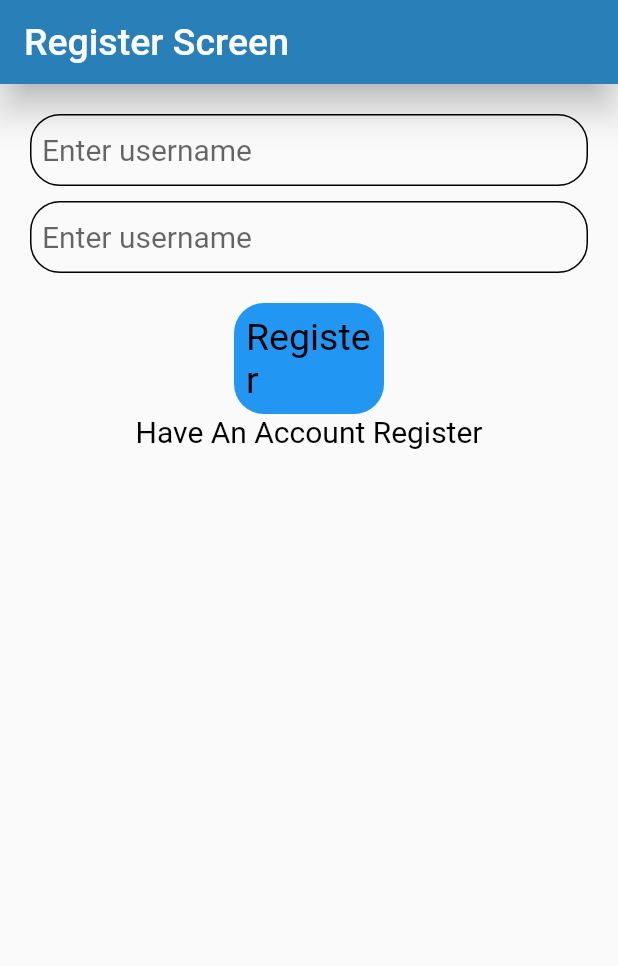
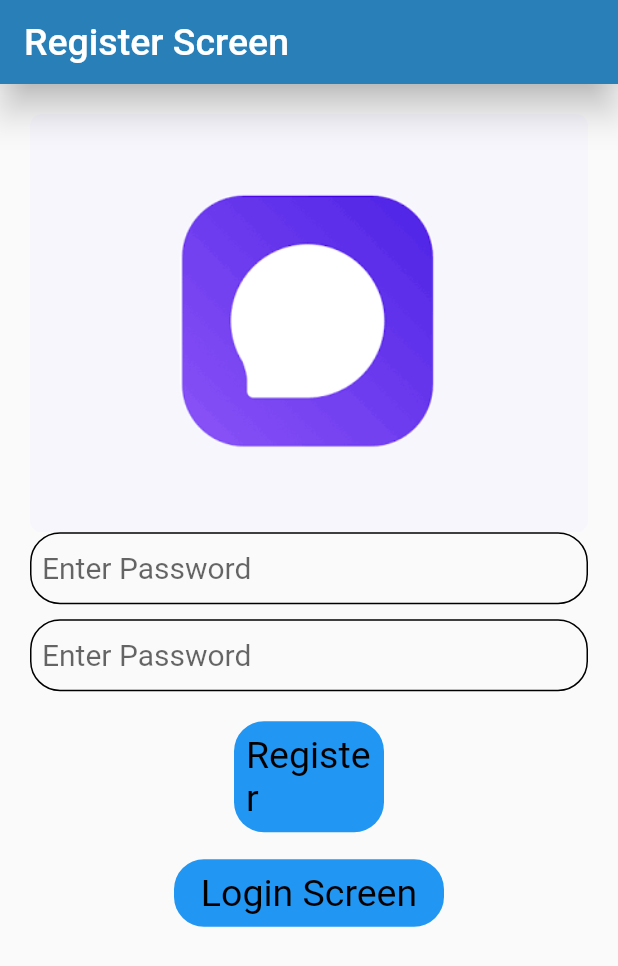
Before and after one commit to Atuldubey98/InstaAP, a Flutter app: the screen it shows after launch, after a tap on an icon or button, on a phone screen of 412 x 824 dp. Shown: the top 966 px of the screen. Run offline on Flutter 3.47's test engine with Material 2 defaults, Android fonts, the phone set to English and light mode, and no system bars; our stand-ins replace shared_preferences; missing offline and left inert: flutter_socket_io; accounts and stored records are empty; network calls fail.

Commit message:
commit on 'master'

```diff
--- a/lib/chatprovider/createchat.dart
+++ b/lib/chatprovider/createchat.dart
@@ -8,6 +8,7 @@ import 'package:instaAP/utility/utils.dart';
 
 class CreateChat {
   String chatid;
+
   Future createChatID(String chatid) async {
     final response = await http.post(
       Utils.url + Utils.chatiditem,
--- a/lib/main.dart
+++ b/lib/main.dart
@@ -62,7 +62,7 @@ class _MyAppState extends State<MyApp> {
                   children: <Widget>[
                     ClipRRect(
                       borderRadius: BorderRadius.circular(8),
-                      child: Image.asset(name),
+                      child: Image.asset("assets/images/images.png"),
                     ),
                     Center(
                       child: CircularProgressIndicator(),
--- a/lib/screens/chatScreen.dart
+++ b/lib/screens/chatScreen.dart
@@ -20,6 +20,7 @@ class ChatScreen extends StatefulWidget {
 
 class _ChatScreenState extends State<ChatScreen> {
   ScrollController _scrollController;
+
   TextEditingController _messageController = new TextEditingController();
   Stream _stream;
   final StreamController _streamController = new StreamController();
@@ -43,6 +44,7 @@ class _ChatScreenState extends State<ChatScreen> {
   void initState() {
     _scrollController = ScrollController();
     _stream = _streamController.stream;
+
     getChatlist(widget.chatid);
 
     super.initState();
@@ -52,6 +54,7 @@ class _ChatScreenState extends State<ChatScreen> {
   void dispose() {
     socketIO.unSubscribesAll();
     _messageController.dispose();
+    _streamController.close();
     super.dispose();
   }
 
@@ -74,6 +77,8 @@ class _ChatScreenState extends State<ChatScreen> {
             builder: (context, dataSnap) {
               if (dataSnap.hasData) {
                 return ListView.builder(
+                  shrinkWrap: true,
+                  controller: _scrollController,
                   itemBuilder: (context, index) {
                     print(dataSnap.data[index].sentBy);
                     return MessageList(
@@ -100,11 +105,11 @@ class _ChatScreenState extends State<ChatScreen> {
           Container(
             alignment: Alignment.bottomCenter,
             child: Container(
-              padding: EdgeInsets.symmetric(horizontal: 24, vertical: 16),
+              padding: EdgeInsets.symmetric(horizontal: 16, vertical: 3),
               decoration: BoxDecoration(
                   color: Color.fromRGBO(41, 128, 185, 1),
                   borderRadius:
-                      BorderRadius.vertical(top: Radius.circular(30))),
+                      BorderRadius.vertical(top: Radius.circular(20))),
               child: Row(
                 children: [
                   Expanded(
--- a/lib/screens/chatrooms.dart
+++ b/lib/screens/chatrooms.dart
@@ -10,8 +10,10 @@ import 'package:instaAP/models/userData.dart';
 import 'package:instaAP/screens/friendsItem.dart';
 import 'package:instaAP/screens/loginscreen.dart';
 import 'package:instaAP/utility/utils.dart';
+import 'package:instaAP/widgets/simplewidgets.dart';
 
 class ChatRooms extends StatefulWidget {
+  ChatRooms();
   @override
   _ChatRoomsState createState() => _ChatRoomsState();
 }
@@ -71,7 +73,7 @@ class _ChatRoomsState extends State<ChatRooms> {
         ],
       ),
       body: Container(
-        child: StreamBuilder(
+        child: StreamBuilder<List<String>>(
             stream: getChatlist,
             builder: (context, snapshot) {
               if (snapshot.hasData) {
@@ -92,8 +94,10 @@ class _ChatRoomsState extends State<ChatRooms> {
               }
               if (snapshot.connectionState == ConnectionState.waiting) {
                 return Center(
-                  child: CircularProgressIndicator(),
-                );
+                    child: Text(
+                  "Loading....",
+                  style: simpletextStyle(),
+                ));
               }
               return Center(
                 child: Text("No Chat"),
--- a/lib/screens/loginscreen.dart
+++ b/lib/screens/loginscreen.dart
@@ -16,7 +16,7 @@ class _AuthenticateScreenState extends State<AuthenticateScreen> {
   AuthenticateME _authenticateME = new AuthenticateME();
   TextEditingController usernameController = new TextEditingController();
   TextEditingController passController = new TextEditingController();
-  bool _isLoading = false;
+  bool isLoading = false;
   @override
   void initState() {
     _authenticateME.checkServerConnection().then((value) {
@@ -39,9 +39,6 @@ class _AuthenticateScreenState extends State<AuthenticateScreen> {
 
   logintoServer(String username, String password) {
     _authenticateME.loginME(username, password).then((value) async {
-      setState(() {
-        _isLoading = true;
-      });
       final prefs = await SharedPreferences.getInstance();
       if (value == true) {
         Useritemdata.isauth = value;
@@ -54,7 +51,7 @@ class _AuthenticateScreenState extends State<AuthenticateScreen> {
           MaterialPageRoute(
             builder: (context) => ChatRooms(),
           ),
-        ).then((_) => {_isLoading = false});
+        );
       } else {
         showDialog(
           context: context,
@@ -62,11 +59,14 @@ class _AuthenticateScreenState extends State<AuthenticateScreen> {
         );
         print("Wrong Credentials");
       }
-    }).then((_) {
-      setState(() {
-        _isLoading = false;
-      });
     });
+  }
+
+  @override
+  void dispose() {
+    usernameController.dispose();
+    passController.dispose();
+    super.dispose();
   }
 
   @override
@@ -91,6 +91,7 @@ class _AuthenticateScreenState extends State<AuthenticateScreen> {
                   ),
                   decoration: InputDecoration(
                     contentPadding: EdgeInsets.all(8),
+                    border: InputBorder.none,
                     hintText: "Enter username",
                     hintStyle: TextStyle(fontSize: 20),
                     enabledBorder: OutlineInputBorder(
@@ -127,14 +128,10 @@ class _AuthenticateScreenState extends State<AuthenticateScreen> {
                       color: Colors.blue,
                       borderRadius: BorderRadius.circular(20),
                     ),
-                    child: _isLoading
-                        ? CircularProgressIndicator(
-                            backgroundColor: Colors.white,
-                          )
-                        : Text(
-                            'Login',
-                            style: TextStyle(fontSize: 25),
-                          ),
+                    child: Text(
+                      'Login',
+                      style: TextStyle(fontSize: 25),
+                    ),
                   ),
                 ),
                 SizedBox(
--- a/lib/screens/registerScreen.dart
+++ b/lib/screens/registerScreen.dart
@@ -3,18 +3,21 @@ import 'package:flutter/material.dart';
 import 'package:instaAP/dataprovider/authenticateME.dart';
 import 'package:instaAP/screens/loginscreen.dart';
 import 'package:instaAP/widgets/simplewidgets.dart';
+import 'package:flutter/animation.dart';
 
 class RegisterScreen extends StatefulWidget {
   @override
   _RegisterScreenState createState() => _RegisterScreenState();
 }
 
-class _RegisterScreenState extends State<RegisterScreen> {
+class _RegisterScreenState extends State<RegisterScreen>
+    with SingleTickerProviderStateMixin {
   final formkey = GlobalKey<FormState>();
   AuthenticateME _authenticateME = new AuthenticateME();
   TextEditingController usernameController = new TextEditingController();
   TextEditingController passController = new TextEditingController();
-
+  Animation animation;
+  AnimationController _animationController;
   registerMySelf() {
     if (formkey.currentState.validate()) {
       _authenticateME
@@ -36,15 +39,36 @@ class _RegisterScreenState extends State<RegisterScreen> {
   }
 
   @override
+  void initState() {
+    _animationController =
+        AnimationController(duration: Duration(milliseconds: 500), vsync: this);
+    animation = Tween(begin: -1.0, end: 0.0).animate(CurvedAnimation(
+        parent: _animationController, curve: Curves.fastOutSlowIn));
+    _animationController.forward();
+    super.initState();
+  }
+
+  @override
   Widget build(BuildContext context) {
-    return Scaffold(
+    final double width = MediaQuery.of(context).size.width;
+    return AnimatedBuilder(
+      animation: animation,
+      builder: (context, child) => Scaffold(
         appBar: buildAppBar("Register Screen"),
-      body: Container(
+        body: Transform(
+          transform:
+              Matrix4.translationValues(animation.value * width, 0.0, 0.0),
+          child: SingleChildScrollView(
+            child: Container(
               padding: EdgeInsets.all(20),
               child: Form(
                 key: formkey,
                 child: Column(
                   children: <Widget>[
+                    ClipRRect(
+                      borderRadius: BorderRadius.circular(8),
+                      child: Image.asset("assets/images/images.png"),
+                    ),
                     TextFormField(
                       decoration: simpleInputDecoration(),
                       controller: usernameController,
@@ -82,6 +106,9 @@ class _RegisterScreenState extends State<RegisterScreen> {
                         ),
                       ),
                     ),
+                    SizedBox(
+                      height: 10,
+                    ),
                     GestureDetector(
                       onTap: () {
                         Navigator.pushReplacement(
@@ -92,9 +119,19 @@ class _RegisterScreenState extends State<RegisterScreen> {
                         );
                       },
                       child: Container(
+                        padding: EdgeInsets.all(8),
+                        child: Container(
+                          width: 180,
+                          padding: EdgeInsets.all(8),
+                          alignment: Alignment.center,
+                          decoration: BoxDecoration(
+                            color: Colors.blue,
+                            borderRadius: BorderRadius.circular(20),
+                          ),
                           child: Text(
-                    "Have An Account Register",
-                    style: TextStyle(fontSize: 20, color: Colors.black),
+                            'Login Screen',
+                            style: TextStyle(fontSize: 25, color: Colors.black),
+                          ),
                         ),
                       ),
                     )
@@ -102,6 +139,9 @@ class _RegisterScreenState extends State<RegisterScreen> {
                 ),
               ),
             ),
+          ),
+        ),
+      ),
     );
   }
 }
--- a/lib/widgets/simplewidgets.dart
+++ b/lib/widgets/simplewidgets.dart
@@ -34,7 +34,7 @@ TextStyle simpletextStyle() {
 InputDecoration simpleInputDecoration() {
   return InputDecoration(
     contentPadding: EdgeInsets.all(8),
-    hintText: "Enter username",
+    hintText: "Enter Password",
     hintStyle: TextStyle(fontSize: 20),
     enabledBorder: OutlineInputBorder(
       borderRadius: BorderRadius.all(
```
Lines whose indentation alone changed are shown as unchanged.
